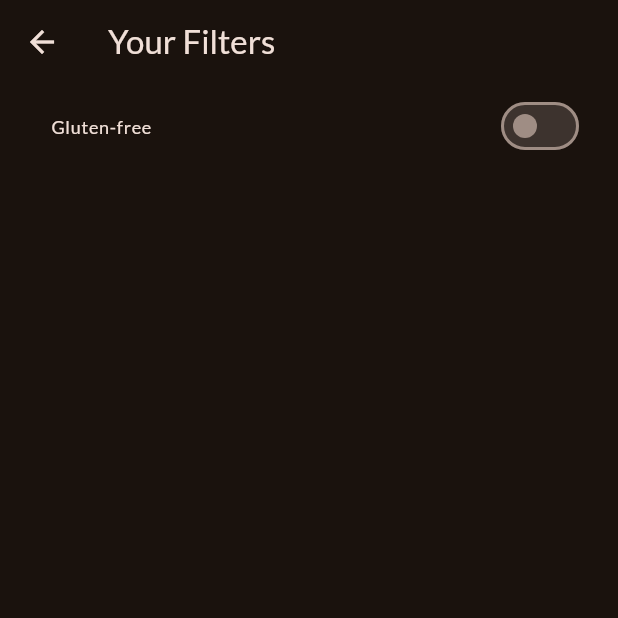
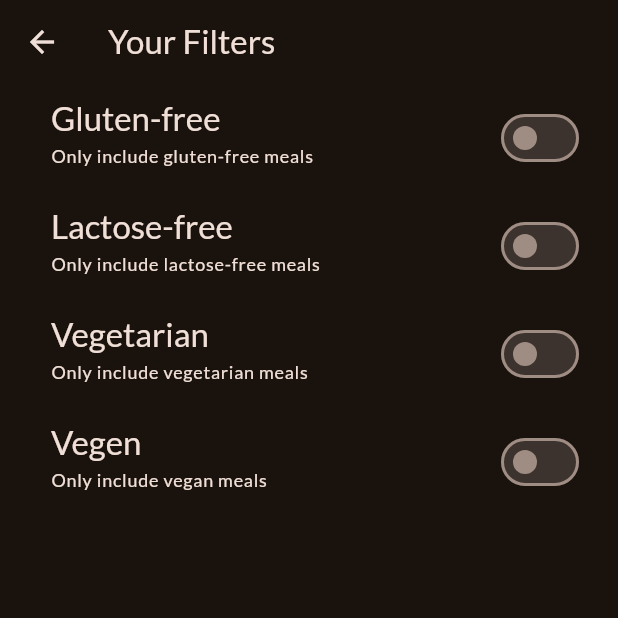
Before and after one commit to INO95/Flutter_study_250105, a Flutter app: the FiltersScreen screen opened directly, on a phone screen of 412 x 824 dp, the top half of it. Run offline on Flutter 3.47's test engine with Material 3 defaults, Android fonts, the phone set to English and light mode, and no system bars; our stand-ins replace google_fonts, transparent_image.

Commit message:
250212_flutter_lecture_174

```diff
--- a/meals/lib/screens/filters.dart
+++ b/meals/lib/screens/filters.dart
@@ -13,6 +13,9 @@ class FiltersScreen extends StatefulWidget {
 
 class _FiltersScreenState extends State<FiltersScreen> {
   var _glutenFreeFilterSet = false;
+  var _lactoseFreeFilterSet = false;
+  var _vegetarianFreeFilterSet = false;
+  var _veganFreeFilterSet = false;
 
   @override
   Widget build(BuildContext context) {
@@ -43,6 +46,78 @@ class _FiltersScreenState extends State<FiltersScreen> {
             },
             title: Text(
               'Gluten-free',
+              style: Theme.of(context).textTheme.titleLarge!.copyWith(
+                    color: Theme.of(context).colorScheme.onSurface,
+                  ),
+            ),
+            subtitle: Text(
+              'Only include gluten-free meals',
+              style: Theme.of(context).textTheme.labelMedium!.copyWith(
+                    color: Theme.of(context).colorScheme.onSurface,
+                  ),
+            ),
+            activeColor: Theme.of(context).colorScheme.tertiary,
+            contentPadding: const EdgeInsets.only(left: 34, right: 22),
+          ),
+          SwitchListTile(
+            value: _lactoseFreeFilterSet,
+            onChanged: (isChecked) {
+              setState(() {
+                _lactoseFreeFilterSet = isChecked;
+              });
+            },
+            title: Text(
+              'Lactose-free',
+              style: Theme.of(context).textTheme.titleLarge!.copyWith(
+                    color: Theme.of(context).colorScheme.onSurface,
+                  ),
+            ),
+            subtitle: Text(
+              'Only include lactose-free meals',
+              style: Theme.of(context).textTheme.labelMedium!.copyWith(
+                    color: Theme.of(context).colorScheme.onSurface,
+                  ),
+            ),
+            activeColor: Theme.of(context).colorScheme.tertiary,
+            contentPadding: const EdgeInsets.only(left: 34, right: 22),
+          ),
+          SwitchListTile(
+            value: _vegetarianFreeFilterSet,
+            onChanged: (isChecked) {
+              setState(() {
+                _vegetarianFreeFilterSet = isChecked;
+              });
+            },
+            title: Text(
+              'Vegetarian',
+              style: Theme.of(context).textTheme.titleLarge!.copyWith(
+                    color: Theme.of(context).colorScheme.onSurface,
+                  ),
+            ),
+            subtitle: Text(
+              'Only include vegetarian meals',
+              style: Theme.of(context).textTheme.labelMedium!.copyWith(
+                    color: Theme.of(context).colorScheme.onSurface,
+                  ),
+            ),
+            activeColor: Theme.of(context).colorScheme.tertiary,
+            contentPadding: const EdgeInsets.only(left: 34, right: 22),
+          ),
+          SwitchListTile(
+            value: _veganFreeFilterSet,
+            onChanged: (isChecked) {
+              setState(() {
+                _veganFreeFilterSet = isChecked;
+              });
+            },
+            title: Text(
+              'Vegen',
+              style: Theme.of(context).textTheme.titleLarge!.copyWith(
+                    color: Theme.of(context).colorScheme.onSurface,
+                  ),
+            ),
+            subtitle: Text(
+              'Only include vegan meals',
               style: Theme.of(context).textTheme.labelMedium!.copyWith(
                     color: Theme.of(context).colorScheme.onSurface,
                   ),
```
